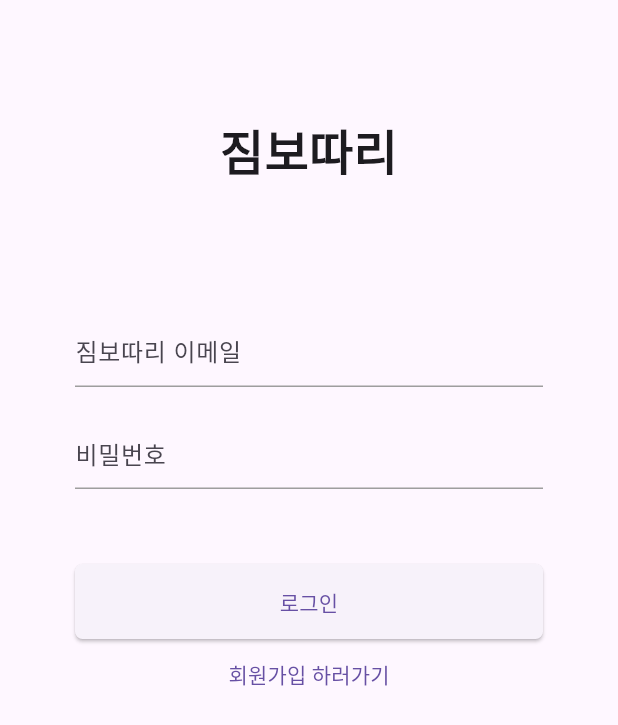
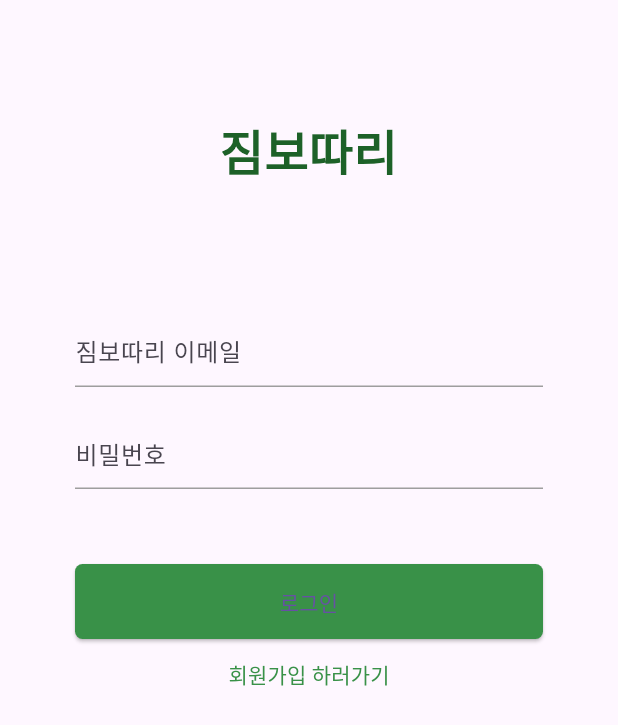
Before and after one commit to PhyeonWoo/front-end-project, a Flutter app: the LoginPage screen opened directly, on a phone screen of 412 x 824 dp. Shown: the top 725 px of the screen. Run offline on Flutter 3.47's test engine with Material 3 defaults, Android fonts, the phone set to English and light mode, and no system bars; our stand-ins replace beamer, dio, extended_image, fluttertoast, get, image_picker and 1 more; missing offline and left inert: tosspayments_widget_sdk_flutter; Roboto replaces fonts that are missing (Pretendard, customFonts).

```diff
--- a/lib/AET/screens/second.dart
+++ b/lib/AET/screens/second.dart
@@ -3,6 +3,7 @@ import 'package:flutter/material.dart';
 
 import '../Sports_Category/sports_container.dart'; //flutter의 package를 가져오는 코드 반드시 필요
 
+void main() => runApp(second());
 
 class second extends StatefulWidget {
   @override
@@ -12,7 +13,7 @@ class second extends StatefulWidget {
 class MyAppState1 extends State<second> {
   Widget build(BuildContext context) {
     return Scaffold(
-      body: Sports_Container(),
+      body: Image.asset('assets/images/userprofile.png',fit: BoxFit.cover,),
       // appBar: AppBar(
       //   backgroundColor: Colors.white,
       //   elevation: 1,
--- a/lib/domain/toss/toss_provider.dart
+++ b/lib/domain/toss/toss_provider.dart
@@ -17,7 +17,7 @@ class TossProvider extends GetConnect {
   }) async {
     final String url = "$host/payments/toss";
     final Map<String, String> headers = {
-      "Authorization": "Bearer ${u.accessToken}",
+      "Authorization": "Bearer ${u.principal.value.accessToken}",
       "Content-Type": "application/json",
     };
     final response = await post(url, {
@@ -33,7 +33,7 @@ class TossProvider extends GetConnect {
   Future<PaymentSuccessResponse?> tossPaymentSuccess(String paymentKey, String orderId, num amount) async {
     try {
       final Map<String, String> headers = {
-        "Authorization": "Bearer ${u.accessToken}",
+        "Authorization": "Bearer ${u.principal.value.accessToken}",
         "Content-Type": "application/json",
       };
 
--- a/lib/domain/user/user.dart
+++ b/lib/domain/user/user.dart
@@ -2,19 +2,23 @@ import 'dart:convert';
 
 
 class User {
-  final String? memberId;
-  final String? nickName;
-  final int? point;
-  final String? accessToken;
-  final String? refreshToken;
+  late final String? memberId;
+  late final String? password;
+  late final String? nickName;
+  late final int? point;
+  late final String? accessToken;
+  late final String? refreshToken;
+  late final DateTime? tokenExpiryDate;
   final List<Map<String, dynamic>> memberPhoto;
 
   User({
     this.memberId,
+    this.password,
     this.nickName,
     this.point,
     this.accessToken,
     this.refreshToken,
+    this.tokenExpiryDate,
     required this.memberPhoto,
   });
 
@@ -34,6 +38,7 @@ class User {
 
     return User(
       memberId: json['memberId'] as String?,
+      password: json['memberId'] as String?,
       nickName: json['nickName'] as String?,
       point: json['point'] as int?,
       accessToken: json['accessToken'] as String?,
@@ -41,16 +46,4 @@ class User {
       memberPhoto: memberPhotos,
     );
   }
-
-  List<Map<String, dynamic>> decodeMemberPhoto() {
-    return memberPhoto.map((photo) {
-      if (photo.containsKey('imageBytes')) {
-        var decodedBytes = base64Decode(photo['imageBytes']);
-        return {
-          ...photo,
-          'imageBytes': decodedBytes,
-        };
-      } return photo;
-    }).toList();
-  }
 }
--- a/lib/domain/user/user_provider.dart
+++ b/lib/domain/user/user_provider.dart
@@ -4,11 +4,10 @@ import 'package:get/get.dart';
 
 class UserProvider extends GetConnect {
   final Dio.Dio _dio = Dio.Dio();
-  Future<Response> login(Map requestData) => post("$host/auth/login", requestData);
-  Future<Response> join(Map requestData) => post("$host/auth/join", requestData);
+  Future<Dio.Response> login(Map requestData)async => await _dio.post("$host/auth/login",data: requestData);
+  Future<Dio.Response> join(Map requestData)async => await _dio.post("$host/auth/join",data: requestData);
 
   Future<Dio.Response> fetchUserPoints(memberId) async{
     return await _dio.get('$host/members/login_view/$memberId');
   }
-
 }
--- /dev/null
+++ b/lib/util/color.dart
@@ -0,0 +1,13 @@
+import 'package:flutter/material.dart';
+
+abstract class AppColor {
+  AppColor._();
+
+  static const green = const Color(0xFF399148);
+  static const darkGreen = const Color(0xFF1D6128);
+  static const darkGrey = const Color(0xFF4F4F4F);
+  static const lightGrey = const Color(0xFF9B9B9B);
+  static const Shadow = const Color(0x25000000);
+  static const lightWhite = const Color(0xFFD9D9D9);
+
+}
```
Also changed, not shown: lib/controller/user_controller.dart (+11 -21 lines), lib/domain/user/user_repository.dart (+13 -13 lines).
